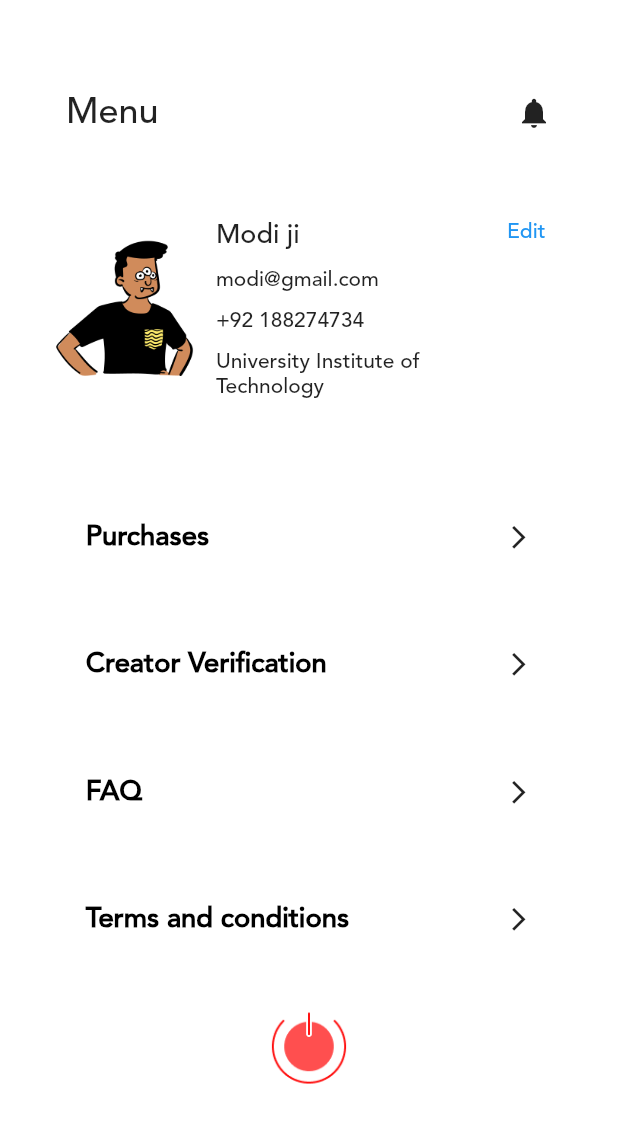
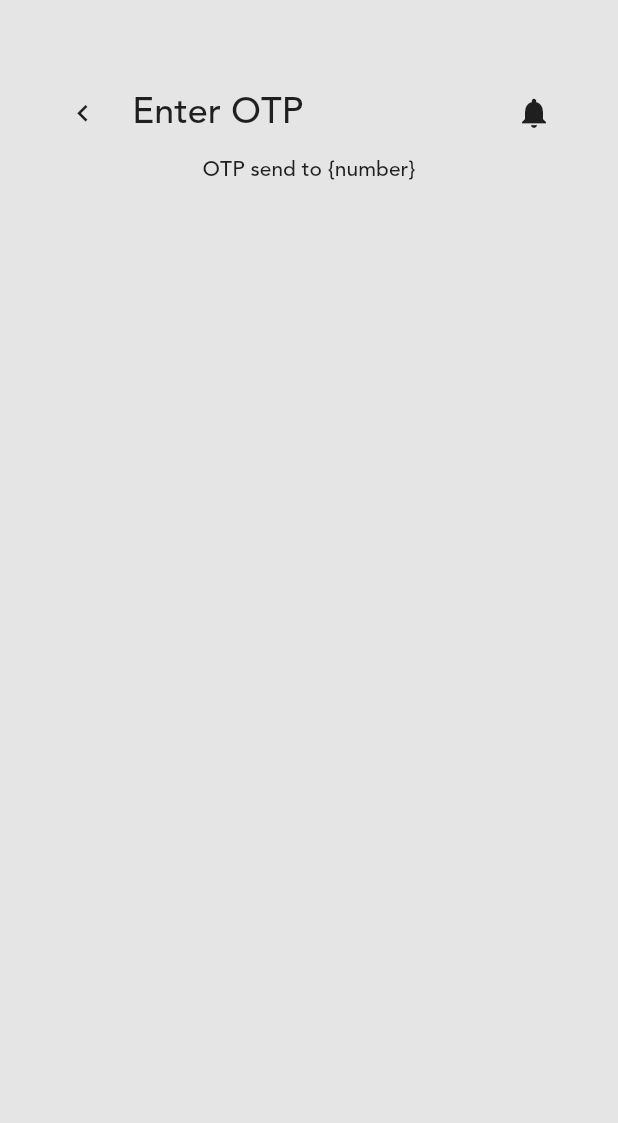
Before and after one commit to Sahil-107/notio, a Flutter app: the Menu screen opened directly, after a tap on "Terms and conditions", on a phone screen of 412 x 824 dp. Shown: the top 1123 px of the screen. Run offline on Flutter 3.47's test engine with Material 2 defaults, Android fonts, the phone set to English and light mode, and no system bars; our stand-ins replace carousel_slider, double_back_to_close, flutter_spinkit, get, sliding_up_panel, story_view and 1 more; missing offline and left inert: flutter_cached_pdfview, flutter_windowmanager.

Commit message:
fixed back icon

```diff
--- /dev/null
+++ b/lib/Screens/Auth/Otp.dart
@@ -0,0 +1,56 @@
+import 'package:flutter/material.dart';
+import 'package:flutter/src/foundation/key.dart';
+import 'package:flutter/src/widgets/framework.dart';
+
+import '../../utility.dart';
+
+class OTP extends StatelessWidget {
+  const OTP({Key? key}) : super(key: key);
+
+  @override
+  Widget build(BuildContext context) {
+    return Scaffold(
+      body: Column(
+        children: [
+          SizedBox(height: getheight(context, 60)),
+          Container(
+            padding: EdgeInsets.symmetric(horizontal: getwidth(context, 40)),
+            child: Row(
+              children: [
+                GestureDetector(
+                  onTap: () {
+                    Navigator.pop(context);
+                  },
+                  child: Icon(
+                    Icons.keyboard_arrow_left,
+                    size: getheight(context, 22),
+                  ),
+                ),
+                SizedBox(
+                  width: getwidth(context, 20),
+                ),
+                Column(
+                  crossAxisAlignment: CrossAxisAlignment.start,
+                  children: [
+                    Text(
+                      "Enter OTP",
+                      style:
+                          TextStyle(fontSize: 24, fontWeight: FontWeight.w700),
+                    ),
+                    // SizedBox(height: getheight(context, 10)),
+                  ],
+                ),
+                Spacer(),
+                Icon(Icons.notifications)
+              ],
+            ),
+          ),
+          SizedBox(
+            height: getheight(context, 15),
+          ),
+          Text("OTP send to {number}"),
+        ],
+      ),
+    );
+  }
+}
--- a/lib/Screens/Menu/Menu.dart
+++ b/lib/Screens/Menu/Menu.dart
@@ -17,6 +17,9 @@ class Menu extends StatelessWidget {
               padding: EdgeInsets.symmetric(horizontal: getwidth(context, 40)),
               child: Row(
                 children: [
+                  SizedBox(
+                    width: getwidth(context, 20),
+                  ),
                   Column(
                     crossAxisAlignment: CrossAxisAlignment.start,
                     children: [
@@ -117,7 +120,9 @@ class Menu extends StatelessWidget {
             SizedBox(
               height: getheight(context, 18),
             ),
-            info_containers(context, "Terms and conditions", () {}),
+            info_containers(context, "Terms and conditions", () {
+              Navigator.pushNamed(context, '/otp');
+            }),
             SizedBox(
               height: getheight(context, 18),
             ),
--- a/lib/main.dart
+++ b/lib/main.dart
@@ -3,6 +3,7 @@ import 'package:get/get.dart';
 import 'package:notio/Navbar.dart';
 import 'package:notio/Screens/Auth/Loading.dart';
 import 'package:notio/Screens/Auth/Onboarding.dart';
+import 'package:notio/Screens/Auth/Otp.dart';
 import 'package:notio/Screens/Creator/CreatorMenu.dart';
 import 'package:notio/Screens/Creator/NewContribution.dart';
 import 'package:notio/Screens/Creator/Revenue.dart';
@@ -45,7 +46,8 @@ class MyApp extends StatelessWidget {
           '/creatorMenu': (context) => CreatorMenu(),
           '/newContribution': (context) => NewContribution(),
           '/revenue': (context) => Revenue(),
-          '/testing': (context) => newPost()
+          '/testing': (context) => newPost(),
+          '/otp': (context) => OTP()
         },
         initialRoute: '/loading');
   }
```
Also changed, not shown: lib/Screens/Creator/CreatorProfile.dart (+12 -0 lines), lib/Screens/Creator/newPost.dart (+7 -1 lines), lib/Screens/Subject.dart (+12 -0 lines), lib/Screens/Verification/VerificationDetails.dart (+12 -0 lines), lib/Screens/Verification/underVerificationPage.dart (+12 -0 lines).
